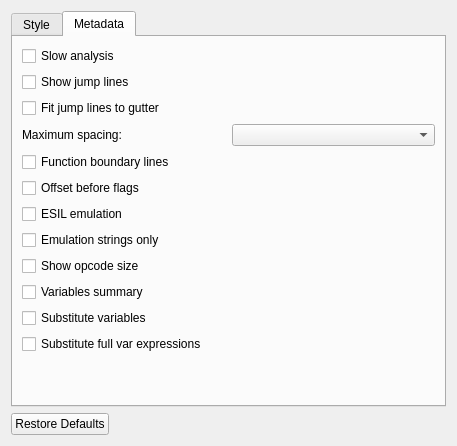
Before: the Qt Designer form src/dialogs/settings/AsmOptionsWidget.ui in radareorg/iaito, drawn with Qt 5.
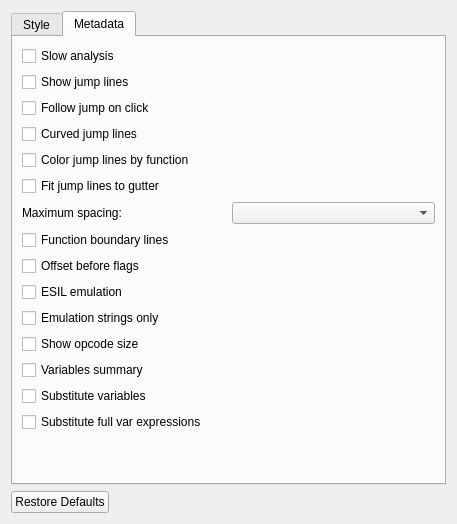
After: the same form once the commit is applied. The open tabs and pages were chosen to show the change.

Commit message: Add persistent disassembly jump-line controls

The edit to the form file:
```diff
--- a/src/dialogs/settings/AsmOptionsWidget.ui
+++ b/src/dialogs/settings/AsmOptionsWidget.ui
@@ -444,6 +444,33 @@
          </property>
         </widget>
        </item>
+       <item>
+        <widget class="QCheckBox" name="followJumpLineCheckBox">
+         <property name="text">
+          <string>Follow jump on click</string>
+         </property>
+         <property name="toolTip">
+          <string>Seek to the destination when clicking a jump line</string>
+         </property>
+        </widget>
+       </item>
+       <item>
+        <widget class="QCheckBox" name="curvedJumpLineCheckBox">
+         <property name="text">
+          <string>Curved jump lines</string>
+         </property>
+        </widget>
+       </item>
+       <item>
+        <widget class="QCheckBox" name="colorizeJumpLineCheckBox">
+         <property name="text">
+          <string>Color jump lines by function</string>
+         </property>
+         <property name="toolTip">
+          <string>Use the flow color within a function and the call color between functions; use direction colors for unknown functions</string>
+         </property>
+        </widget>
+       </item>
        <item>
         <widget class="QCheckBox" name="adaptiveJumpLineSpacingCheckBox">
          <property name="text">
```
The commit also changes 8 other files.
